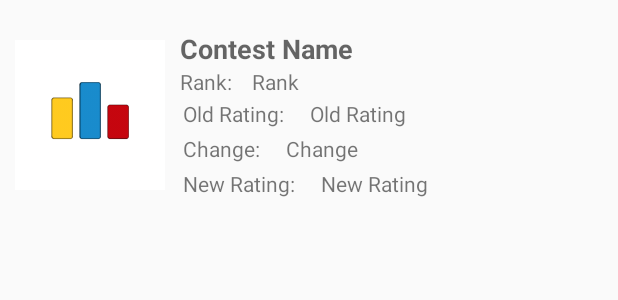
After one commit to ajay-prabhakar/Codeforces, an Android app: the layout individual_contest.xml on its own in the app's theme, with its tools: preview values and no code run, on a phone screen of 412 x 824 dp. The commit adds this screen. Shown: the top 300 px of the screen. Run offline under Robolectric (Android 15) with nearby library versions, the phone set to English and light mode, and no system bars.

Commit message:
Updated every thing

```diff
--- a/app/build.gradle
+++ b/app/build.gradle
@@ -27,4 +27,9 @@ dependencies {
     androidTestImplementation 'com.android.support.test.espresso:espresso-core:3.0.2'
     implementation 'com.android.support:recyclerview-v7:26.1.0'
 
+    implementation 'com.android.support:cardview-v7:26.1.0'
+    androidTestImplementation 'com.android.support.test:runner:1.0.2'
+    androidTestImplementation 'com.android.support.test.espresso:espresso-core:3.0.2'
+    implementation 'com.android.support:recyclerview-v7:26.1.0'
+
 }
--- a/app/src/main/AndroidManifest.xml
+++ b/app/src/main/AndroidManifest.xml
@@ -7,7 +7,7 @@
 
     <application
         android:allowBackup="true"
-        android:icon="@mipmap/ic_launcher"
+        android:icon="@drawable/codeforces_logo"
         android:label="@string/app_name"
         android:roundIcon="@mipmap/ic_launcher_round"
         android:supportsRtl="true"
--- a/app/src/main/java/com/example/android/codeforces/Codeforces.java
+++ b/app/src/main/java/com/example/android/codeforces/Contest.java
@@ -1,6 +1,5 @@
 package com.example.android.codeforces;
-
-public class Codeforces {
+public class Contest {
     private String contestName;
     private int rank;
     private int oldRating;
--- a/app/src/main/res/layout/activity_main.xml
+++ b/app/src/main/res/layout/activity_main.xml
@@ -1,10 +1,11 @@
 <?xml version="1.0" encoding="utf-8"?>
-<android.support.constraint.ConstraintLayout xmlns:android="http://schemas.android.com/apk/res/android"
+<RelativeLayout xmlns:android="http://schemas.android.com/apk/res/android"
     xmlns:app="http://schemas.android.com/apk/res-auto"
     xmlns:tools="http://schemas.android.com/tools"
     android:layout_width="match_parent"
     android:layout_height="match_parent"
     tools:context=".MainActivity">
+
 
     <android.support.v7.widget.RecyclerView
         android:id="@+id/contestsAppeared"
@@ -12,4 +13,4 @@
         android:layout_height="match_parent"
         android:layout_margin="15dp"/>
 
-</android.support.constraint.ConstraintLayout>
+</RelativeLayout>
--- /dev/null
+++ b/app/src/main/res/layout/individual_contest.xml
@@ -0,0 +1,117 @@
+<?xml version="1.0" encoding="utf-8"?>
+<LinearLayout
+    xmlns:android="http://schemas.android.com/apk/res/android"
+    xmlns:tools="http://schemas.android.com/tools"
+    android:layout_width="match_parent"
+    android:layout_height="wrap_content"
+    android:elevation="@dimen/cardview_compat_inset_shadow"
+    android:layout_margin="10dp">
+    <LinearLayout
+        android:layout_width="wrap_content"
+        android:layout_height="wrap_content"
+        android:layout_gravity="center">
+
+        <ImageView
+            android:layout_width="100dp"
+            android:layout_height="100dp"
+            android:layout_gravity="center"
+            android:src="@drawable/codeforces_logo" />
+    </LinearLayout>
+<LinearLayout
+    android:layout_width="wrap_content"
+    android:layout_height="wrap_content">
+
+    <LinearLayout
+        android:layout_width="match_parent"
+        android:layout_height="wrap_content"
+        android:orientation="vertical"
+        android:padding="10dp">
+
+        <TextView
+            android:id="@+id/contestName"
+            android:layout_width="wrap_content"
+            android:layout_height="wrap_content"
+            android:textAppearance="@style/Base.TextAppearance.AppCompat.Medium"
+            android:textStyle="bold"
+            tools:text="Contest Name" />
+
+        <LinearLayout
+            android:layout_width="wrap_content"
+            android:layout_height="wrap_content">
+
+            <TextView
+                android:layout_width="wrap_content"
+                android:layout_height="wrap_content"
+                android:paddingEnd="10dp"
+                android:text="Rank: " />
+
+            <TextView
+                android:id="@+id/rank"
+                android:layout_width="wrap_content"
+                android:layout_height="wrap_content"
+                tools:text="Rank" />
+
+        </LinearLayout>
+
+        <LinearLayout
+            android:layout_width="wrap_content"
+            android:layout_height="wrap_content">
+
+            <TextView
+                android:layout_width="wrap_content"
+                android:layout_height="wrap_content"
+                android:layout_margin="2dp"
+                android:paddingEnd="10dp"
+                android:text="Old Rating: " />
+
+            <TextView
+                android:id="@+id/oldRating"
+                android:layout_width="wrap_content"
+                android:layout_height="wrap_content"
+                android:layout_margin="2dp"
+                tools:text="Old Rating" />
+        </LinearLayout>
+
+        <LinearLayout
+            android:layout_width="wrap_content"
+            android:layout_height="wrap_content">
+
+            <TextView
+                android:layout_width="wrap_content"
+                android:layout_height="wrap_content"
+                android:layout_margin="2dp"
+                android:paddingEnd="10dp"
+                android:text="Change: " />
+
+            <TextView
+                android:id="@+id/change"
+                android:layout_width="wrap_content"
+                android:layout_height="wrap_content"
+                android:layout_margin="2dp"
+                tools:text="Change" />
+        </LinearLayout>
+
+        <LinearLayout
+            android:layout_width="wrap_content"
+            android:layout_height="wrap_content">
+
+            <TextView
+                android:layout_width="wrap_content"
+                android:layout_height="wrap_content"
+                android:layout_margin="2dp"
+                android:paddingEnd="10dp"
+                android:text="New Rating: " />
+
+            <TextView
+                android:id="@+id/newRating"
+                android:layout_width="wrap_content"
+                android:layout_height="wrap_content"
+                android:layout_margin="2dp"
+                tools:text="New Rating" />
+
+        </LinearLayout>
+
+    </LinearLayout>
+
+</LinearLayout>
+</LinearLayout>
```
Also changed, not shown: app/src/main/java/com/example/android/codeforces/CodeforcesAdapter.java (deleted, +0 -70 lines), app/src/main/java/com/example/android/codeforces/ContestsAppearedAdapter.java (added, +60 -0 lines), app/src/main/java/com/example/android/codeforces/MainActivity.java (+18 -33 lines), app/src/main/java/com/example/android/codeforces/RatingAsync.java (renamed from app/src/main/java/com/example/android/codeforces/Async.java, +29 -30 lines), app/src/main/java/com/example/android/codeforces/RatingLoader.java (renamed from app/src/main/java/com/example/android/codeforces/Loader.java, +19 -27 lines), app/src/main/res/layout/list_contest.xml (deleted, +0 -64 lines), app/src/main/res/drawable/codeforces_logo.png (added).
